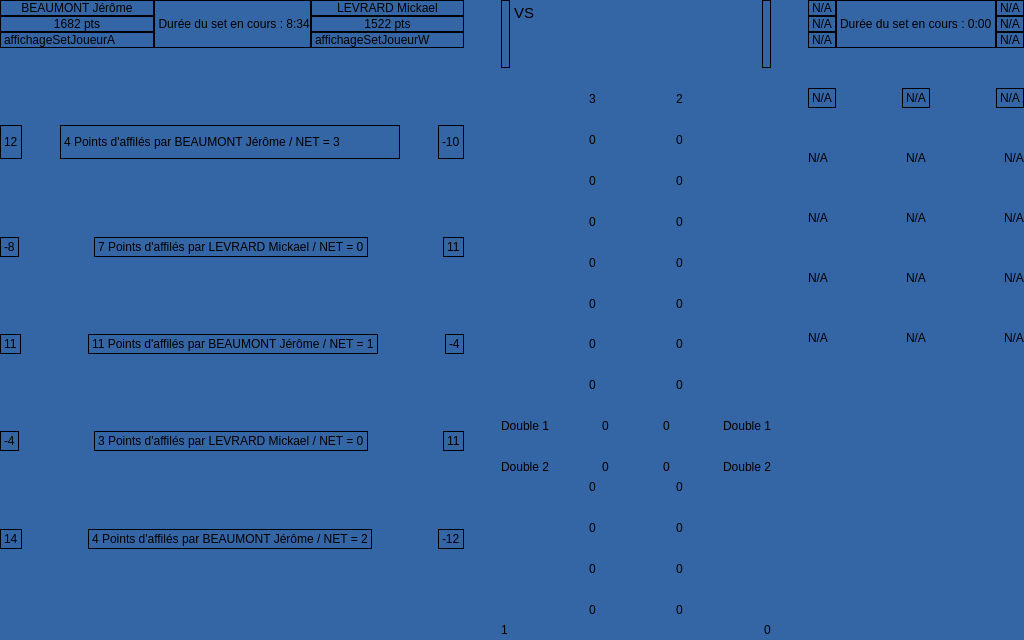
First picture: the form in afficheur-area/ihmafficheur.ui, repository btssn-lasalle-84/areapi-2022, before the edit.
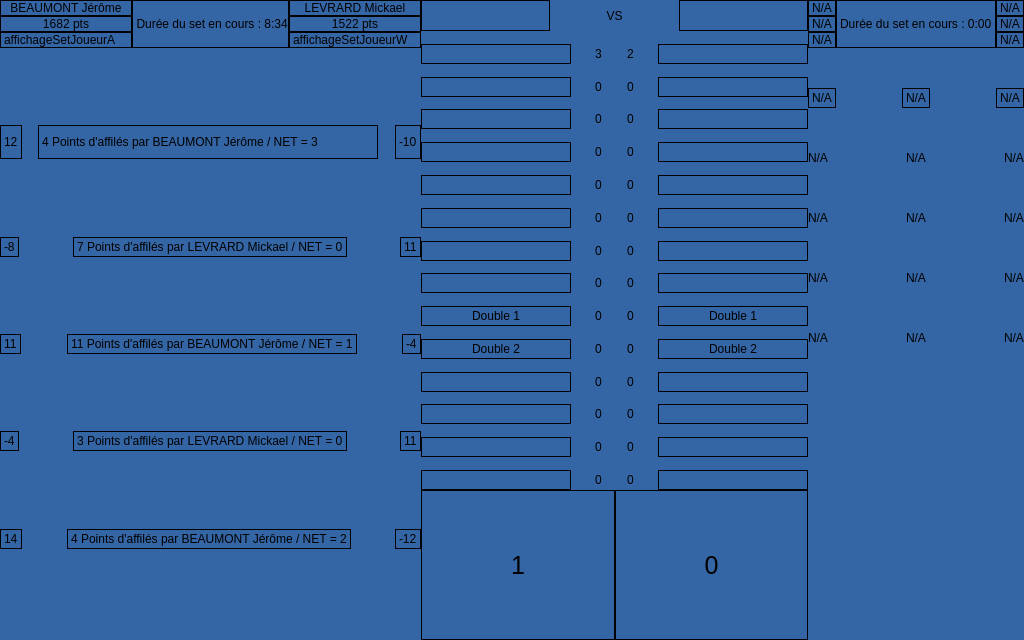
Second picture: the form after the edit. Icons and pictures are not drawn.

Commit message: Modification de l'IHM et rajout de regle pour les trames reçues

The edit to the form file:
```diff
--- a/afficheur-area/ihmafficheur.ui
+++ b/afficheur-area/ihmafficheur.ui
@@ -574,6 +574,9 @@
          <layout class="QHBoxLayout" name="layoutHautCentral">
           <item>
            <widget class="QLabel" name="clubA">
+            <property name="styleSheet">
+             <string notr="true">font-size:25px;</string>
+            </property>
             <property name="frameShape">
              <enum>QFrame::Box</enum>
             </property>
@@ -583,39 +586,29 @@
            </widget>
           </item>
           <item>
-           <widget class="QTextBrowser" name="versus">
-            <property name="sizePolicy">
-             <sizepolicy hsizetype="Expanding" vsizetype="Expanding">
-              <horstretch>0</horstretch>
-              <verstretch>0</verstretch>
-             </sizepolicy>
+           <widget class="QLabel" name="versus">
+            <property name="text">
+             <string>VS</string>
             </property>
-            <property name="frameShape">
-             <enum>QFrame::NoFrame</enum>
-            </property>
-            <property name="frameShadow">
-             <enum>QFrame::Plain</enum>
-            </property>
-            <property name="lineWidth">
-             <number>0</number>
-            </property>
-            <property name="html">
-             <string>&lt;!DOCTYPE HTML PUBLIC &quot;-//W3C//DTD HTML 4.0//EN&quot; &quot;http://www.w3.org/TR/REC-html40/strict.dtd&quot;&gt;
-&lt;html&gt;&lt;head&gt;&lt;meta name=&quot;qrichtext&quot; content=&quot;1&quot; /&gt;&lt;style type=&quot;text/css&quot;&gt;
-p, li { white-space: pre-wrap; }
-&lt;/style&gt;&lt;/head&gt;&lt;body style=&quot; font-family:'Ubuntu'; font-size:11pt; font-weight:400; font-style:normal;&quot;&gt;
-&lt;p style=&quot; margin-top:0px; margin-bottom:0px; margin-left:0px; margin-right:0px; -qt-block-indent:0; text-indent:0px;&quot;&gt;VS&lt;/p&gt;&lt;/body&gt;&lt;/html&gt;</string>
+            <property name="alignment">
+             <set>Qt::AlignCenter</set>
             </property>
            </widget>
           </item>
           <item>
            <widget class="QLabel" name="clubW">
+            <property name="styleSheet">
+             <string notr="true">font-size:25px;</string>
+            </property>
             <property name="frameShape">
              <enum>QFrame::Box</enum>
             </property>
             <property name="text">
              <string/>
             </property>
+            <property name="alignment">
+             <set>Qt::AlignRight|Qt::AlignTrailing|Qt::AlignVCenter</set>
+            </property>
            </widget>
           </item>
          </layout>
@@ -639,9 +632,27 @@
            <layout class="QHBoxLayout" name="layoutPartie1">
             <item>
              <widget class="QLabel" name="joueurPartie1CoteG">
+              <property name="minimumSize">
+               <size>
+                <width>150</width>
+                <height>20</height>
+               </size>
+              </property>
+              <property name="maximumSize">
+               <size>
+                <width>150</width>
+                <height>20</height>
+               </size>
+              </property>
+              <property name="frameShape">
+               <enum>QFrame::Box</enum>
+              </property>
               <property name="text">
                <string/>
               </property>
+              <property name="alignment">
+               <set>Qt::AlignCenter</set>
+              </property>
              </widget>
             </item>
             <item>
@@ -699,9 +710,27 @@
             </item>
             <item>
              <widget class="QLabel" name="joueurPartie1CoteD">
+              <property name="minimumSize">
+               <size>
+                <width>150</width>
+                <height>20</height>
+               </size>
+              </property>
+              <property name="maximumSize">
+               <size>
+                <width>150</width>
+                <height>20</height>
+               </size>
+              </property>
+              <property name="frameShape">
+               <enum>QFrame::Box</enum>
+              </property>
               <property name="text">
                <string/>
               </property>
+              <property name="alignment">
+               <set>Qt::AlignCenter</set>
+              </property>
              </widget>
             </item>
            </layout>
@@ -723,9 +752,27 @@
            <layout class="QHBoxLayout" name="layoutPartie2">
             <item>
              <widget class="QLabel" name="joueurPartie2CoteG">
+              <property name="minimumSize">
+               <size>
+                <width>150</width>
+                <height>20</height>
+               </size>
+              </property>
+              <property name="maximumSize">
+               <size>
+                <width>150</width>
+                <height>20</height>
+               </size>
+              </property>
+              <property name="frameShape">
+               <enum>QFrame::Box</enum>
+              </property>
               <property name="text">
                <string/>
               </property>
+              <property name="alignment">
+               <set>Qt::AlignCenter</set>
+              </property>
              </widget>
             </item>
             <item>
@@ -783,9 +830,27 @@
             </item>
             <item>
              <widget class="QLabel" name="joueurPartie2CoteD">
+              <property name="minimumSize">
+               <size>
+                <width>150</width>
+                <height>20</height>
+               </size>
+              </property>
+              <property name="maximumSize">
+               <size>
+                <width>150</width>
+                <height>20</height>
+               </size>
+              </property>
+              <property name="frameShape">
+               <enum>QFrame::Box</enum>
+              </property>
               <property name="text">
                <string/>
               </property>
+              <property name="alignment">
+               <set>Qt::AlignCenter</set>
+              </property>
              </widget>
             </item>
            </layout>
@@ -807,9 +872,27 @@
            <layout class="QHBoxLayout" name="layoutPartie3">
             <item>
              <widget class="QLabel" name="joueurPartie3CoteG">
+              <property name="minimumSize">
+               <size>
+                <width>150</width>
+                <height>20</height>
+               </size>
+              </property>
+              <property name="maximumSize">
+               <size>
+                <width>150</width>
+                <height>20</height>
+               </size>
+              </property>
+              <property name="frameShape">
+               <enum>QFrame::Box</enum>
+              </property>
               <property name="text">
                <string/>
               </property>
+              <property name="alignment">
+               <set>Qt::AlignCenter</set>
+              </property>
              </widget>
             </item>
             <item>
@@ -867,9 +950,27 @@
             </item>
             <item>
              <widget class="QLabel" name="joueurPartie3CoteD">
+              <property name="minimumSize">
+               <size>
+                <width>150</width>
+                <height>20</height>
+               </size>
+              </property>
+              <property name="maximumSize">
+               <size>
+                <width>150</width>
+                <height>20</height>
+               </size>
+              </property>
+              <property name="frameShape">
+               <enum>QFrame::Box</enum>
+              </property>
               <property name="text">
                <string/>
               </property>
+              <property name="alignment">
+               <set>Qt::AlignCenter</set>
+              </property>
              </widget>
             </item>
            </layout>
@@ -891,9 +992,27 @@
            <layout class="QHBoxLayout" name="layoutPartie4">
             <item>
              <widget class="QLabel" name="joueurPartie4CoteG">
+              <property name="minimumSize">
+               <size>
+                <width>150</width>
+                <height>20</height>
+               </size>
+              </property>
+              <property name="maximumSize">
+               <size>
+                <width>150</width>
+                <height>20</height>
+               </size>
+              </property>
+              <property name="frameShape">
+               <enum>QFrame::Box</enum>
+              </property>
               <property name="text">
                <string/>
               </property>
+              <property name="alignment">
+               <set>Qt::AlignCenter</set>
+              </property>
              </widget>
             </item>
             <item>
@@ -951,9 +1070,27 @@
             </item>
             <item>
              <widget class="QLabel" name="joueurPartie4CoteD">
+              <property name="minimumSize">
+               <size>
+                <width>150</width>
+                <height>20</height>
+               </size>
+              </property>
+              <property name="maximumSize">
+               <size>
+                <width>150</width>
+                <height>20</height>
+               </size>
+              </property>
+              <property name="frameShape">
+               <enum>QFrame::Box</enum>
+              </property>
               <property name="text">
                <string/>
               </property>
+              <property name="alignment">
+               <set>Qt::AlignCenter</set>
+              </property>
              </widget>
             </item>
            </layout>
@@ -975,9 +1112,27 @@
            <layout class="QHBoxLayout" name="layoutPartie5">
             <item>
              <widget class="QLabel" name="joueurPartie5CoteG">
+              <property name="minimumSize">
+               <size>
+                <width>150</width>
+                <height>20</height>
+               </size>
+              </property>
+              <property name="maximumSize">
+               <size>
+                <width>150</width>
+                <height>20</height>
+               </size>
+              </property>
+              <property name="frameShape">
+               <enum>QFrame::Box</enum>
+              </property>
               <property name="text">
                <string/>
               </property>
+              <property name="alignment">
+               <set>Qt::AlignCenter</set>
+              </property>
              </widget>
             </item>
             <item>
@@ -1035,9 +1190,27 @@
             </item>
             <item>
              <widget class="QLabel" name="joueurPartie5CoteD">
+              <property name="minimumSize">
+               <size>
+                <width>150</width>
+                <height>20</height>
+               </size>
+              </property>
+              <property name="maximumSize">
+               <size>
+                <width>150</width>
+                <height>20</height>
+               </size>
+              </property>
+              <property name="frameShape">
+               <enum>QFrame::Box</enum>
+              </property>
               <property name="text">
                <string/>
               </property>
+              <property name="alignment">
+               <set>Qt::AlignCenter</set>
+              </property>
              </widget>
             </item>
            </layout>
@@ -1059,9 +1232,27 @@
            <layout class="QHBoxLayout" name="layoutPartie6">
             <item>
              <widget class="QLabel" name="joueurPartie6CoteG">
+              <property name="minimumSize">
+               <size>
+                <width>150</width>
+                <height>20</height>
+               </size>
+              </property>
+              <property name="maximumSize">
+               <size>
+                <width>150</width>
+                <height>20</height>
+               </size>
+              </property>
+              <property name="frameShape">
+               <enum>QFrame::Box</enum>
+              </property>
               <property name="text">
                <string/>
               </property>
+              <property name="alignment">
+               <set>Qt::AlignCenter</set>
+              </property>
              </widget>
             </item>
             <item>
@@ -1119,9 +1310,27 @@
             </item>
             <item>
              <widget class="QLabel" name="joueurPartie6CoteD">
+              <property name="minimumSize">
+               <size>
+                <width>150</width>
+                <height>20</height>
+               </size>
+              </property>
+              <property name="maximumSize">
+               <size>
+                <width>150</width>
+                <height>20</height>
+               </size>
+              </property>
+              <property name="frameShape">
+               <enum>QFrame::Box</enum>
+              </property>
               <property name="text">
                <string/>
               </property>
+              <property name="alignment">
+               <set>Qt::AlignCenter</set>
+              </property>
              </widget>
             </item>
            </layout>
@@ -1143,9 +1352,27 @@
            <layout class="QHBoxLayout" name="layoutPartie7">
             <item>
              <widget class="QLabel" name="joueurPartie7CoteG">
+              <property name="minimumSize">
+               <size>
+                <width>150</width>
+                <height>20</height>
+               </size>
+              </property>
+              <property name="maximumSize">
+               <size>
+                <width>150</width>
+                <height>20</height>
+               </size>
+              </property>
+              <property name="frameShape">
+               <enum>QFrame::Box</enum>
+              </property>
               <property name="text">
                <string/>
               </property>
+              <property name="alignment">
+               <set>Qt::AlignCenter</set>
+              </property>
              </widget>
             </item>
             <item>
@@ -1203,9 +1430,27 @@
             </item>
             <item>
              <widget class="QLabel" name="joueurPartie7CoteD">
+              <property name="minimumSize">
+               <size>
+                <width>150</width>
+                <height>20</height>
+               </size>
+              </property>
+              <property name="maximumSize">
+               <size>
+                <width>150</width>
+                <height>20</height>
+               </size>
+              </property>
+              <property name="frameShape">
+               <enum>QFrame::Box</enum>
+              </property>
               <property name="text">
                <string/>
               </property>
+              <property name="alignment">
+               <set>Qt::AlignCenter</set>
+              </property>
              </widget>
             </item>
            </layout>
@@ -1227,9 +1472,27 @@
            <layout class="QHBoxLayout" name="layoutPartie8">
             <item>
              <widget class="QLabel" name="joueurPartie8CoteG">
+              <property name="minimumSize">
+               <size>
+                <width>150</width>
+                <height>20</height>
+               </size>
+              </property>
+              <property name="maximumSize">
+               <size>
+                <width>150</width>
+                <height>20</height>
+               </size>
+              </property>
+              <property name="frameShape">
+               <enum>QFrame::Box</enum>
+              </property>
               <property name="text">
                <string/>
               </property>
+              <property name="alignment">
+               <set>Qt::AlignCenter</set>
+              </property>
              </widget>
             </item>
             <item>
@@ -1287,9 +1550,27 @@
             </item>
             <item>
              <widget class="QLabel" name="joueurPartie8CoteD">
+              <property name="minimumSize">
+               <size>
+                <width>150</width>
+                <height>20</height>
+               </size>
+              </property>
+              <property name="maximumSize">
+               <size>
+                <width>150</width>
+                <height>20</height>
+               </size>
+              </property>
+              <property name="frameShape">
+               <enum>QFrame::Box</enum>
+              </property>
               <property name="text">
                <string/>
               </property>
+              <property name="alignment">
+               <set>Qt::AlignCenter</set>
+              </property>
              </widget>
             </item>
            </layout>
@@ -1311,9 +1592,27 @@
            <layout class="QHBoxLayout" name="layoutPartieDouble1">
             <item>
              <widget class="QLabel" name="joueursPartieDouble1coteG">
+              <property name="minimumSize">
+               <size>
+                <width>150</width>
+                <height>20</height>
+               </size>
+              </property>
+              <property name="maximumSize">
+               <size>
+                <width>150</width>
+                <height>20</height>
+               </size>
+              </property>
+              <property name="frameShape">
+               <enum>QFrame::Box</enum>
+              </property>
               <property name="text">
                <string>Double 1</string>
               </property>
+              <property name="alignment">
+               <set>Qt::AlignCenter</set>
+              </property>
              </widget>
             </item>
             <item>
@@ -1371,9 +1670,27 @@
             </item>
             <item>
              <widget class="QLabel" name="joueursPartieDouble1coteG_2">
+              <property name="minimumSize">
+               <size>
+                <width>150</width>
+                <height>20</height>
+               </size>
+              </property>
+              <property name="maximumSize">
+               <size>
+                <width>150</width>
+                <height>20</height>
+               </size>
+              </property>
+              <property name="frameShape">
+               <enum>QFrame::Box</enum>
+              </property>
               <property name="text">
                <string>Double 1</string>
               </property>
+              <property name="alignment">
+               <set>Qt::AlignCenter</set>
+              </property>
              </widget>
             </item>
            </layout>
@@ -1395,9 +1712,27 @@
            <layout class="QHBoxLayout" name="layoutPartieDouble2">
             <item>
              <widget class="QLabel" name="joueursPartieDouble2coteG">
+              <property name="minimumSize">
+               <size>
+                <width>150</width>
+                <height>20</height>
+               </size>
+              </property>
+              <property name="maximumSize">
+               <size>
+                <width>150</width>
+                <height>20</height>
+               </size>
+              </property>
+              <property name="frameShape">
+               <enum>QFrame::Box</enum>
+              </property>
               <property name="text">
                <string>Double 2</string>
               </property>
+              <property name="alignment">
+               <set>Qt::AlignCenter</set>
+              </property>
              </widget>
             </item>
             <item>
@@ -1455,20 +1790,69 @@
             </item>
             <item>
              <widget class="QLabel" name="joueursPartieDouble1coteD">
+              <property name="minimumSize">
+               <size>
+                <width>150</width>
+                <height>20</height>
+               </size>
+              </property>
+              <property name="maximumSize">
+               <size>
+                <width>150</width>
+                <height>20</height>
+               </size>
+              </property>
+              <property name="frameShape">
+               <enum>QFrame::Box</enum>
+              </property>
               <property name="text">
                <string>Double 2</string>
               </property>
+              <property name="alignment">
+               <set>Qt::AlignCenter</set>
+              </property>
              </widget>
             </item>
            </layout>
           </item>
+          <item>
+           <spacer name="verticalSpacer_27">
+            <property name="orientation">
+             <enum>Qt::Vertical</enum>
+            </property>
+            <property name="sizeHint" stdset="0">
+             <size>
+              <width>20</width>
+              <height>40</height>
+             </size>
+            </property>
+           </spacer>
+          </item>
           <item>
            <layout class="QHBoxLayout" name="layoutPartie11">
             <item>
              <widget class="QLabel" name="joueurPartie11CoteG">
+              <property name="minimumSize">
+               <size>
+                <width>150</width>
+                <height>20</height>
+               </size>
+              </property>
+              <property name="maximumSize">
+               <size>
+                <width>150</width>
+                <height>20</height>
+               </size>
+              </property>
+              <property name="frameShape">
+               <enum>QFrame::Box</enum>
+              </property>
               <property name="text">
                <string/>
               </property>
+              <property name="alignment">
+               <set>Qt::AlignCenter</set>
+              </property>
              </widget>
             </item>
             <item>
@@ -1526,9 +1910,27 @@
             </item>
             <item>
              <widget class="QLabel" name="joueurPartie11CoteD">
+              <property name="minimumSize">
+               <size>
+                <width>150</width>
+                <height>20</height>
+               </size>
+              </property>
+              <property name="maximumSize">
+               <size>
+                <width>150</width>
+                <height>20</height>
+               </size>
+              </property>
+              <property name="frameShape">
+               <enum>QFrame::Box</enum>
+              </property>
               <property name="text">
                <string/>
               </property>
+              <property name="alignment">
+               <set>Qt::AlignCenter</set>
+              </property>
              </widget>
             </item>
            </layout>
@@ -1550,9 +1952,27 @@
            <layout class="QHBoxLayout" name="layoutPartie12">
             <item>
              <widget class="QLabel" name="joueurPartie12CoteG">
+              <property name="minimumSize">
+               <size>
+                <width>150</width>
+                <height>20</height>
+               </size>
+              </property>
+              <property name="maximumSize">
+               <size>
+                <width>150</width>
+                <height>20</height>
+               </size>
+              </property>
+              <property name="frameShape">
+               <enum>QFrame::Box</enum>
+              </property>
               <property name="text">
                <string/>
               </property>
+              <property name="alignment">
+               <set>Qt::AlignCenter</set>
+              </property>
              </widget>
             </item>
             <item>
@@ -1610,9 +2030,27 @@
             </item>
             <item>
              <widget class="QLabel" name="joueurPartie12CoteD">
+              <property name="minimumSize">
+               <size>
+                <width>150</width>
+                <height>20</height>
+               </size>
+              </property>
+              <property name="maximumSize">
+               <size>
+                <width>150</width>
+                <height>20</height>
+               </size>
+              </property>
+              <property name="frameShape">
+               <enum>QFrame::Box</enum>
+              </property>
               <property name="text">
                <string/>
               </property>
+              <property name="alignment">
+               <set>Qt::AlignCenter</set>
+              </property>
              </widget>
             </item>
            </layout>
@@ -1634,9 +2072,27 @@
            <layout class="QHBoxLayout" name="layoutPartie13">
             <item>
              <widget class="QLabel" name="joueurPartie13CoteG">
+              <property name="minimumSize">
+               <size>
+                <width>150</width>
+                <height>20</height>
+               </size>
+              </property>
+              <property name="maximumSize">
+               <size>
+                <width>150</width>
+                <height>20</height>
+               </size>
+              </property>
+              <property name="frameShape">
+               <enum>QFrame::Box</enum>
+              </property>
               <property name="text">
                <string/>
               </property>
+              <property name="alignment">
+               <set>Qt::AlignCenter</set>
+              </property>
              </widget>
             </item>
             <item>
@@ -1694,9 +2150,27 @@
             </item>
             <item>
              <widget class="QLabel" name="joueurPartie13CoteD">
+              <property name="minimumSize">
+               <size>
+                <width>150</width>
+                <height>20</height>
+               </size>
+              </property>
+              <property name="maximumSize">
+               <size>
+                <width>150</width>
+                <height>20</height>
+               </size>
+              </property>
+              <property name="frameShape">
+               <enum>QFrame::Box</enum>
+              </property>
               <property name="text">
                <string/>
               </property>
+              <property name="alignment">
+               <set>Qt::AlignCenter</set>
+              </property>
              </widget>
             </item>
            </layout>
@@ -1718,9 +2192,27 @@
            <layout class="QHBoxLayout" name="layoutPartie14">
             <item>
              <widget class="QLabel" name="joueurPartie14CoteG">
+              <property name="minimumSize">
+               <size>
+                <width>150</width>
+                <height>20</height>
+               </size>
+              </property>
+              <property name="maximumSize">
+               <size>
+                <width>150</width>
+                <height>20</height>
+               </size>
+              </property>
+              <property name="frameShape">
+               <enum>QFrame::Box</enum>
+              </property>
               <property name="text">
                <string/>
               </property>
+              <property name="alignment">
+               <set>Qt::AlignCenter</set>
+              </property>
              </widget>
             </item>
             <item>
@@ -1741,6 +2233,9 @@
               <property name="text">
                <string>0</string>
               </property>
+              <property name="alignment">
+               <set>Qt::AlignCenter</set>
+              </property>
              </widget>
             </item>
             <item>
@@ -1761,6 +2256,9 @@
               <property name="text">
                <string>0</string>
               </property>
+              <property name="alignment">
+               <set>Qt::AlignCenter</set>
+              </property>
              </widget>
             </item>
             <item>
@@ -1778,9 +2276,27 @@
             </item>
             <item>
              <widget class="QLabel" name="joueurPartie14CoteD">
+              <property name="minimumSize">
+               <size>
+                <width>150</width>
+                <height>20</height>
+               </size>
+              </property>
+              <property name="maximumSize">
+               <size>
+                <width>150</width>
+                <height>20</height>
+               </size>
+              </property>
+              <property name="frameShape">
+               <enum>QFrame::Box</enum>
+              </property>
               <property name="text">
                <string/>
               </property>
+              <property name="alignment">
+               <set>Qt::AlignCenter</set>
+              </property>
              </widget>
             </item>
            </layout>
@@ -1804,29 +2320,49 @@
          <layout class="QHBoxLayout" name="layoutBasCentral">
           <item>
            <widget class="QLabel" name="pointsTotalEquipeA">
+            <property name="minimumSize">
+             <size>
+              <width>0</width>
+              <height>150</height>
+             </size>
+            </property>
+            <property name="maximumSize">
+             <size>
+              <width>16777215</width>
+              <height>150</height>
+             </size>
+            </property>
+            <property name="styleSheet">
+             <string notr="true">font-size:25px;</string>
+            </property>
+            <property name="frameShape">
+             <enum>QFrame::Box</enum>
+            </property>
             <property name="text">
              <string>1</string>
             </property>
+            <property name="alignment">
+             <set>Qt::AlignCenter</set>
+            </property>
            </widget>
           </item>
-          <item>
-           <spacer name="horizontalSpacer_53">
-            <property name="orientation">
-             <enum>Qt::Horizontal</enum>
-            </property>
-            <property name="sizeHint" stdset="0">
-             <size>
-              <width>40</width>
-              <height>20</height>
-             </size>
-            </property>
-           </spacer>
-          </item>
           <item>
            <widget class="QLabel" name="pointsTotalEquipeW">
+            <property name="styleSheet">
+             <string notr="true">font-size:25px;</string>
+            </property>
+            <property name="frameShape">
+             <enum>QFrame::Box</enum>
+            </property>
             <property name="text">
              <string>0</string>
             </property>
+            <property name="textFormat">
+             <enum>Qt::AutoText</enum>
+            </property>
+            <property name="alignment">
+             <set>Qt::AlignCenter</set>
+            </property>
            </widget>
           </item>
          </layout>
```
The commit also changes 2 other files.
